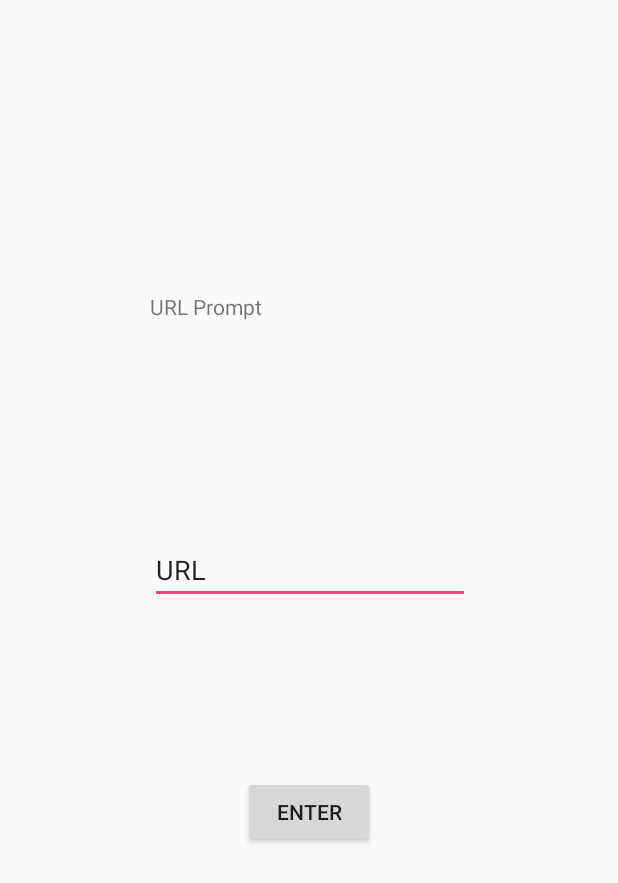
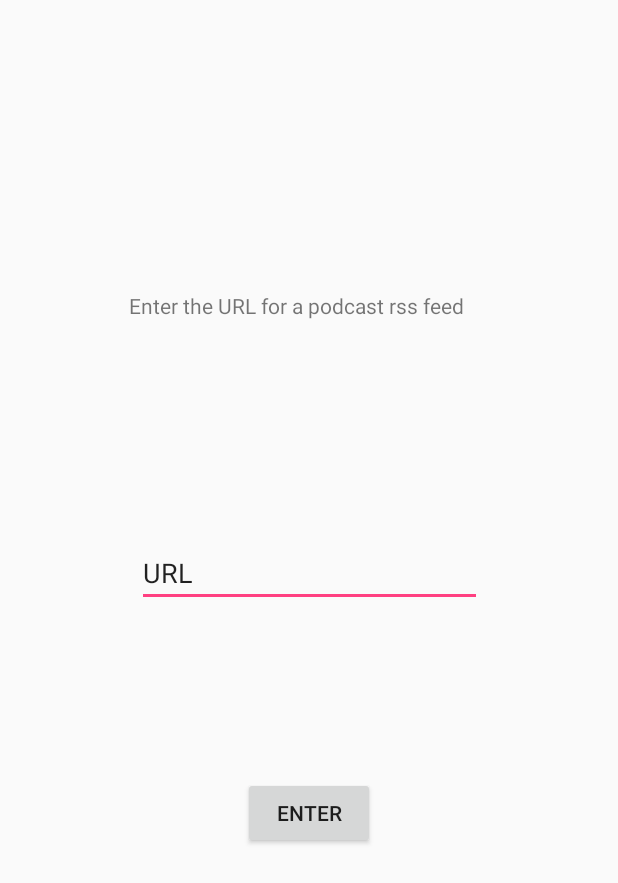
Before and after one commit to mlpearson4/VastCast, an Android app: the AddFeedActivity screen opened directly, with no data from a screen before it, on a phone screen of 412 x 824 dp. Shown: the top 883 px of the screen. Run offline under Robolectric (Android 15) with nearby library versions, the phone set to English and light mode, and no system bars.

Commit message:
Added Basic AddFeedActivity Functionality

```diff
--- a/app/src/main/java/com/vastcast/vastcast/AddFeedActivity.java
+++ b/app/src/main/java/com/vastcast/vastcast/AddFeedActivity.java
@@ -4,6 +4,9 @@ import android.os.AsyncTask;
 import android.support.v7.app.AppCompatActivity;
 import android.os.Bundle;
 import android.util.Log;
+import android.view.View;
+import android.widget.Button;
+import android.widget.EditText;
 
 import java.net.URL;
 import java.util.ArrayList;
@@ -17,12 +20,14 @@ public class AddFeedActivity extends AppCompatActivity {
 
         /*TODO: Add a listener to launch RetrieveFeedTask on button press*/
         /*TODO: Check Settings to determine connection status and preference*/
-        try {
-            new RetrieveFeedTask().execute("https://rss.simplecast.com/podcasts/1497/rss").get();
-        }
-        catch(Exception e) {
-            Log.e("RSS", Log.getStackTraceString(e));
-        }
+        Button btnEnterUrl = findViewById(R.id.btnEnterUrl);
+        final EditText txtUrl = findViewById(R.id.txtUrl);
+        btnEnterUrl.setOnClickListener(new View.OnClickListener() {
+            public void onClick(View view) {
+                new RetrieveFeedTask().execute(txtUrl.getText().toString());
+                //new RetrieveFeedTask().execute("https://rss.simplecast.com/podcasts/1497/rss");
+            }
+        });
     }
 }
 
@@ -45,9 +50,11 @@ class RetrieveFeedTask extends AsyncTask<String, Void, Collection> {
             //Handle errors in reading a feed
             Log.e("RSS", Log.getStackTraceString(e));
         }
-        /*TODO: Launch new activity with the resulting podcast details*/
-        Log.d("Eps", Integer.toString(c.getEpisodes().size()));
-        printEpisodes(c);
+        else {
+            /*TODO: Launch new activity with the resulting podcast details*/
+            Log.d("Eps", Integer.toString(c.getEpisodes().size()));
+            printEpisodes(c);
+        }
     }
 
     private void printEpisodes(Collection podcast) {
--- a/app/src/main/res/layout/activity_add_feed.xml
+++ b/app/src/main/res/layout/activity_add_feed.xml
@@ -6,44 +6,45 @@
     android:layout_height="match_parent"
     tools:context=".AddFeedActivity">
 
+    <TextView
+        android:id="@+id/textView"
+        android:layout_width="232dp"
+        android:layout_height="51dp"
+        android:layout_marginBottom="10dp"
+        android:layout_marginEnd="8dp"
+        android:layout_marginRight="8dp"
+        android:layout_marginTop="100dp"
+        android:text="@string/textViewUrlPrompt"
+        app:layout_constraintBottom_toTopOf="@+id/txtUrl"
+        app:layout_constraintEnd_toEndOf="parent"
+        app:layout_constraintStart_toStartOf="parent"
+        app:layout_constraintTop_toTopOf="parent" />
+
     <EditText
-        android:id="@+id/editText"
-        android:layout_width="wrap_content"
-        android:layout_height="wrap_content"
+        android:id="@+id/txtUrl"
+        android:layout_width="230dp"
+        android:layout_height="45dp"
         android:layout_marginBottom="10dp"
         android:layout_marginTop="10dp"
         android:ems="10"
-        android:inputType="textPersonName"
-        android:text="URL"
-        app:layout_constraintBottom_toTopOf="@+id/button"
+        android:hint="@string/hintPodcastUrl"
+        android:inputType="textUri"
+        android:text="@string/txtUrl"
+        app:layout_constraintBottom_toTopOf="@+id/btnEnterUrl"
         app:layout_constraintEnd_toEndOf="parent"
-        app:layout_constraintHorizontal_bias="0.502"
         app:layout_constraintStart_toStartOf="parent"
         app:layout_constraintTop_toBottomOf="@+id/textView" />
 
     <Button
-        android:id="@+id/button"
+        android:id="@+id/btnEnterUrl"
         android:layout_width="wrap_content"
         android:layout_height="wrap_content"
         android:layout_marginBottom="164dp"
         android:layout_marginTop="10dp"
-        android:text="Enter"
+        android:text="@string/btnEnter"
         app:layout_constraintBottom_toBottomOf="parent"
         app:layout_constraintEnd_toEndOf="parent"
         app:layout_constraintStart_toStartOf="parent"
-        app:layout_constraintTop_toBottomOf="@+id/editText" />
+        app:layout_constraintTop_toBottomOf="@+id/txtUrl" />
 
-    <TextView
-        android:id="@+id/textView"
-        android:layout_width="213dp"
-        android:layout_height="48dp"
-        android:layout_marginBottom="10dp"
-        android:layout_marginTop="100dp"
-        android:text="URL Prompt"
-        app:layout_constraintBottom_toTopOf="@+id/editText"
-        app:layout_constraintEnd_toEndOf="parent"
-        app:layout_constraintHorizontal_bias="0.502"
-        app:layout_constraintStart_toStartOf="parent"
-        app:layout_constraintTop_toTopOf="parent"
-        tools:text="Enter the URL for an RSS Feed" />
 </android.support.constraint.ConstraintLayout>
--- a/app/src/main/res/values/strings.xml
+++ b/app/src/main/res/values/strings.xml
@@ -1,3 +1,7 @@
 <resources>
     <string name="app_name">VastCast</string>
+    <string name="btnEnter">Enter</string>
+    <string name="textViewUrlPrompt">Enter the URL for a podcast rss feed</string>
+    <string name="txtUrl">URL</string>
+    <string name="hintPodcastUrl">URL for a podcast RSS feed</string>
 </resources>
```
